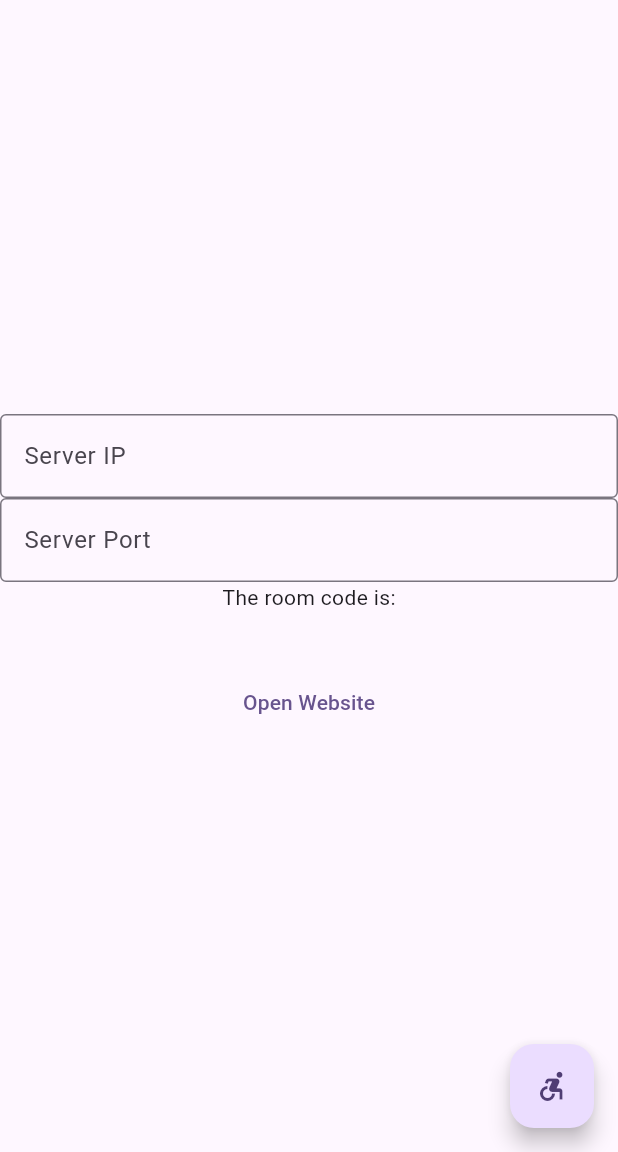
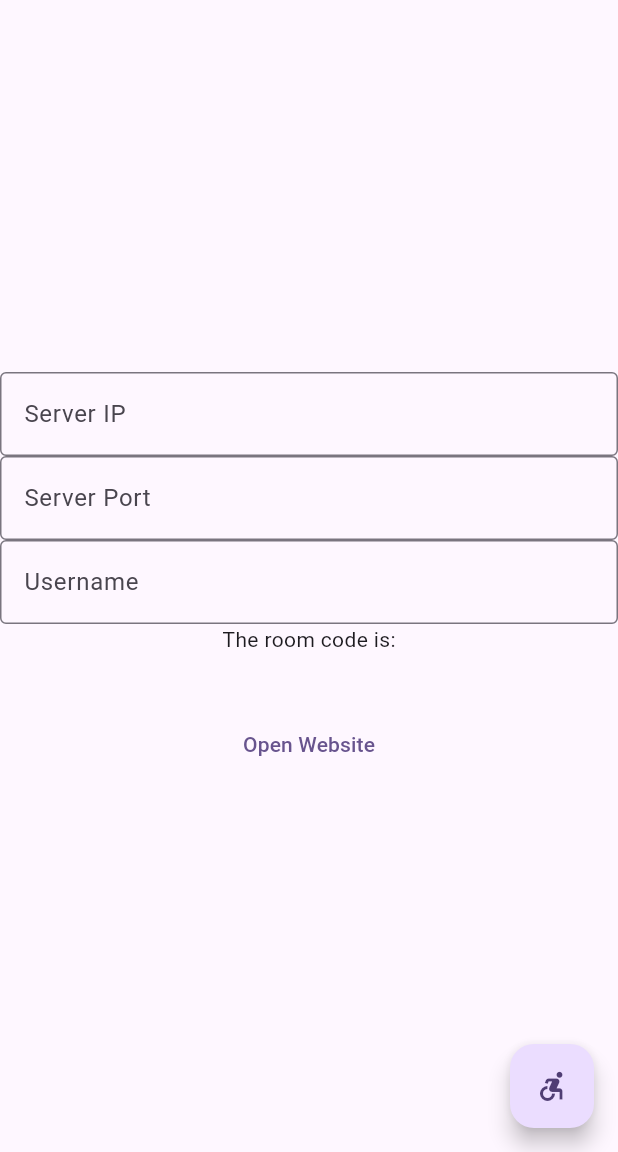
Before and after one commit to Nevenit/JackBoxAutoVIP, a Flutter app: the screen it shows after launch, after a tap on the "accessible forward" icon, on a phone screen of 412 x 824 dp, the part 84-1236 px from its top. Run offline on Flutter 3.47's test engine with Material 3 defaults, Android fonts, the phone set to English and light mode, and no system bars; missing offline and left inert: flutter_inappwebview, tcp_socket_connection.

```diff
--- a/lib/main.dart
+++ b/lib/main.dart
@@ -36,6 +36,7 @@ class MyHomePage extends StatefulWidget {
 
 class _MyHomePageState extends State<MyHomePage> {
   String roomCode = "";
+  String username = "";
 
   String serverIp = "";
   int serverPort = 0;
@@ -57,13 +58,13 @@ class _MyHomePageState extends State<MyHomePage> {
 
   void initiateConnection() async {
     socketConnection = TcpSocketConnection(serverIp, serverPort);
-    socketConnection!.enableConsolePrint(true);
+    //socketConnection!.enableConsolePrint(true);
     bool canConnect = await socketConnection!.canConnect(5000, attempts: 3);
     if (canConnect) await socketConnection!.connect(5000, messageReceived, attempts: 3);
     if (pingTimer != null) {
       pingTimer!.cancel();
     }
-    pingTimer = Timer.periodic(Duration(seconds: 1), (timer) {
+    pingTimer = Timer.periodic(Duration(milliseconds: 250), (timer) {
       getRoomCode();
     });
   }
@@ -85,8 +86,10 @@ class _MyHomePageState extends State<MyHomePage> {
                 border: OutlineInputBorder(),
                 hintText: 'Server IP',
               ),
+
               onChanged: (text) {
-                serverIp = text;
+                //serverIp = text;
+                serverIp = "192.168.20.2";
               },
             ),
             TextField(
@@ -95,7 +98,17 @@ class _MyHomePageState extends State<MyHomePage> {
                 hintText: 'Server Port',
               ),
               onChanged: (text) {
-                serverPort = int.parse(text);
+                //serverPort = int.parse(text);
+                serverPort = 6969;
+              },
+            ),
+            TextField(
+              decoration: const InputDecoration(
+                border: OutlineInputBorder(),
+                hintText: 'Username',
+              ),
+              onChanged: (text) {
+                username = text;
               },
             ),
             const Text(
@@ -109,7 +122,7 @@ class _MyHomePageState extends State<MyHomePage> {
                 onPressed: () {
                   Navigator.push(
                     context,
-                    MaterialPageRoute(builder: (context) => Webview()),
+                    MaterialPageRoute(builder: (context) => WebView(roomCode: roomCode, username: username,)),
                   );
                 },
                 child: Text("Open Website")
--- a/pubspec.yaml
+++ b/pubspec.yaml
@@ -36,7 +36,7 @@ dependencies:
   # Use with the CupertinoIcons class for iOS style icons.
   cupertino_icons: ^1.0.2
   tcp_socket_connection: ^0.3.1
-  webview_flutter: ^4.4.4
+  flutter_inappwebview: ^6.0.0
 
 dev_dependencies:
   flutter_test:
```
Also changed, not shown: lib/webview.dart (+9 -24 lines), lib/widgets/WebViewWidget.dart (added, +45 -0 lines).
